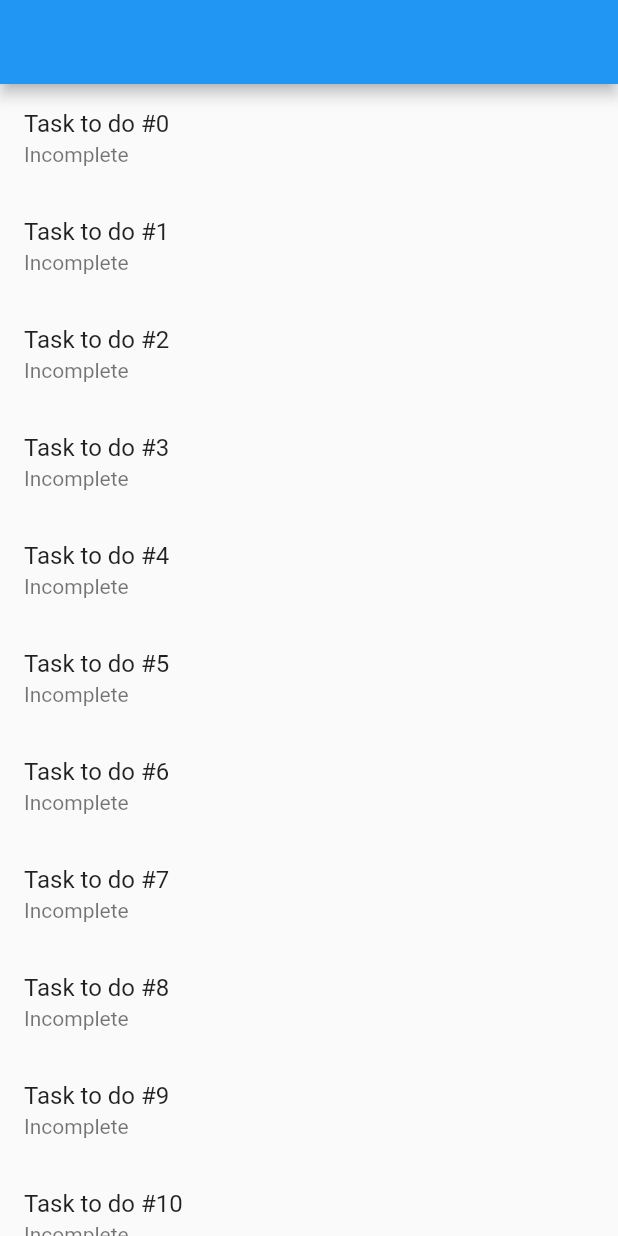
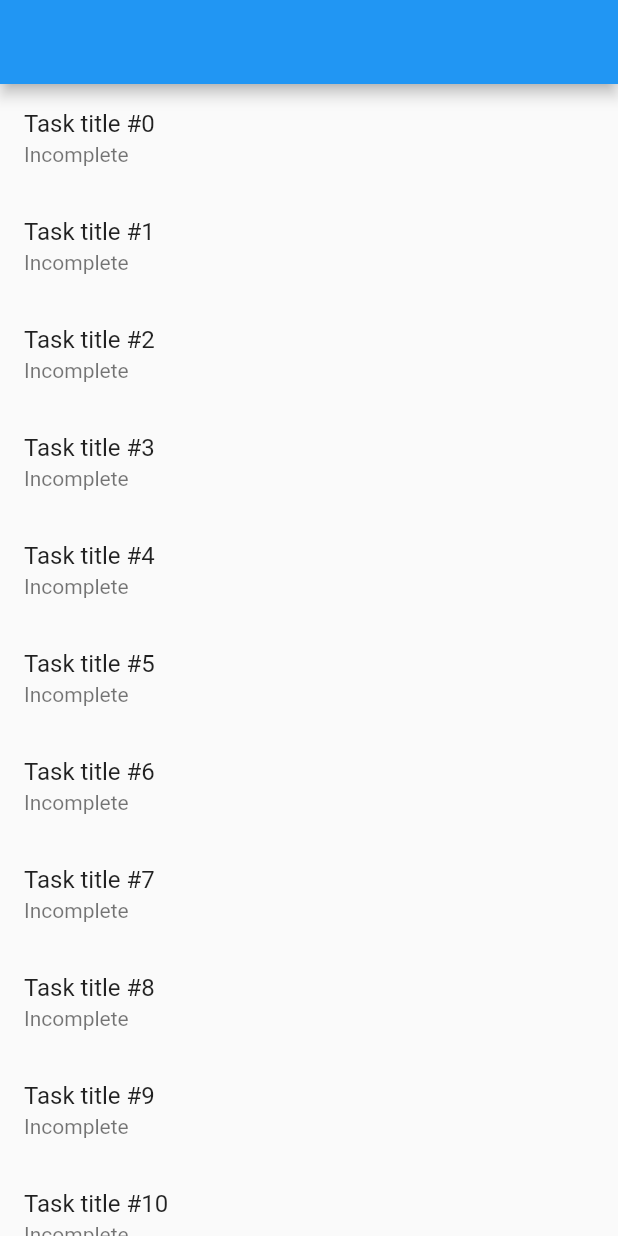
Before and after one commit to gitanjal/Flutter_todo, a Flutter app: the screen it shows after launch, on a phone screen of 412 x 824 dp. Run offline on Flutter 3.47's test engine with Material 2 defaults, Android fonts, the phone set to English and light mode, and no system bars.

Commit message:
Demo task list

```diff
--- a/lib/main.dart
+++ b/lib/main.dart
@@ -1,6 +1,5 @@
-import 'package:flutter/cupertino.dart';
 import 'package:flutter/material.dart';
-import 'package:flutter_todo/Task.dart';
+import 'package:flutter_todo/task.dart';
 
 void main() => runApp(TodoApp());
 
@@ -8,26 +7,25 @@ class TodoApp extends StatelessWidget {
   @override
   Widget build(BuildContext context) {
     return MaterialApp(
-      home: Scaffold(appBar: AppBar(), body: ListScreenWidget()),
+      home: ListScreenWidget(),
     );
   }
 }
 
 class ListScreenWidget extends StatelessWidget {
-  final List<Task> taskList=getDummyTaskList();
+   List<Task> _taskList=generateDummyTasks();
   @override
   Widget build(BuildContext context) {
-    return Container(
-        child: ListView.builder(
-            itemCount: taskList.length,
-            itemBuilder: (context, index) {
-              return ListTile(
-                onTap: (){
-                  print("${taskList[index].title}");
-                },
-                title: Text("${taskList[index].title}"),
-                subtitle: Text("${taskList[index].status}"),
-              );
-            }));
+    return Scaffold(
+      appBar: AppBar(),
+      body: ListView.builder(
+          itemCount: _taskList.length,
+          itemBuilder: (BuildContext context,int index){
+            return ListTile(
+              title: Text(_taskList[index].title),
+              subtitle: Text(_taskList[index].status),
+            );
+          }),
+    );
   }
 }
--- a/lib/Task.dart
+++ b/lib/task.dart
@@ -1,16 +1,22 @@
-class Task
-{
+class Task {
   String _userId;
   String _taskId;
   String _title;
+  String _desc;
   String _status;
 
-  Task(this._userId, this._taskId, this._title, this._status);
+  Task(this._userId, this._taskId, this._title, this._desc, this._status);
 
   String get status => _status;
 
   set status(String value) {
     _status = value;
+  }
+
+  String get desc => _desc;
+
+  set desc(String value) {
+    _desc = value;
   }
 
   String get title => _title;
@@ -32,8 +38,7 @@ class Task
   }
 }
 
-
-  getDummyTaskList()
-  {
-    return List.generate(20, (i)=>Task("1",i.toString(),"Task to do #$i","Incomplete"));
-  }
+List<Task> generateDummyTasks() => List.generate(
+    20,
+    (i) => Task(
+        '1', i.toString(), 'Task title #$i', 'Task detail #$i', 'Incomplete'));
```
